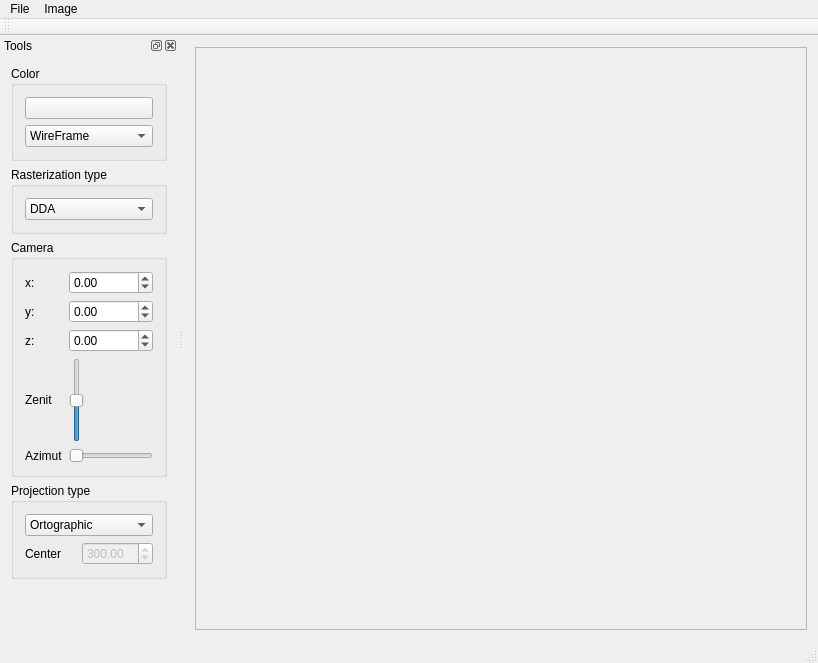
TimurKr/DigitalElevationModel, file src/ThreeDViewer.ui: the form before one commit.
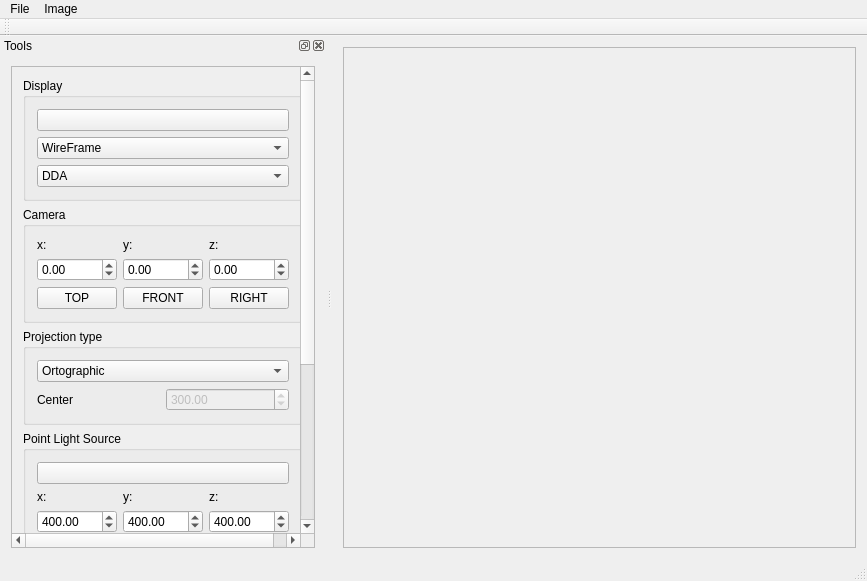
The form after the commit.

Commit message: Light calculations by sides works

Patch:
```diff
--- a/src/ThreeDViewer.ui
+++ b/src/ThreeDViewer.ui
@@ -6,8 +6,8 @@
    <rect>
     <x>0</x>
     <y>0</y>
-    <width>818</width>
-    <height>663</height>
+    <width>867</width>
+    <height>581</height>
    </rect>
   </property>
   <property name="windowTitle">
@@ -25,8 +25,8 @@
         <rect>
          <x>0</x>
          <y>0</y>
-         <width>610</width>
-         <height>573</height>
+         <width>507</width>
+         <height>491</height>
         </rect>
        </property>
       </widget>
@@ -39,7 +39,7 @@
     <rect>
      <x>0</x>
      <y>0</y>
-     <width>818</width>
+     <width>867</width>
      <height>24</height>
     </rect>
    </property>
@@ -80,9 +80,24 @@
    <widget class="QWidget" name="dockWidgetContents">
     <layout class="QVBoxLayout" name="verticalLayout">
      <item>
-      <widget class="QGroupBox" name="groupBox">
+      <widget class="QScrollArea" name="scrollArea_2">
+       <property name="widgetResizable">
+        <bool>true</bool>
+       </property>
+       <widget class="QWidget" name="scrollAreaWidgetContents_2">
+        <property name="geometry">
+         <rect>
+          <x>0</x>
+          <y>-335</y>
+          <width>307</width>
+          <height>804</height>
+         </rect>
+        </property>
+        <layout class="QVBoxLayout" name="verticalLayout_3">
+         <item>
+          <widget class="QGroupBox" name="DISPLAY">
        <property name="title">
-        <string>Color</string>
+            <string>Display</string>
        </property>
        <layout class="QVBoxLayout" name="verticalLayout_2">
         <item>
@@ -92,6 +107,19 @@
           </property>
          </widget>
         </item>
+            <item>
+             <spacer name="verticalSpacer_2">
+              <property name="orientation">
+               <enum>Qt::Vertical</enum>
+              </property>
+              <property name="sizeHint" stdset="0">
+               <size>
+                <width>20</width>
+                <height>40</height>
+               </size>
+              </property>
+             </spacer>
+            </item>
         <item>
          <widget class="QComboBox" name="coloring_type">
           <item>
@@ -111,16 +139,7 @@
           </item>
          </widget>
         </item>
-       </layout>
-      </widget>
-     </item>
      <item>
-      <widget class="QGroupBox" name="groupBox_2">
-       <property name="title">
-        <string>Rasterization type</string>
-       </property>
-       <layout class="QGridLayout" name="gridLayout">
-        <item row="0" column="0" colspan="2">
          <widget class="QComboBox" name="alg_type">
           <item>
            <property name="text">
@@ -138,51 +157,15 @@
       </widget>
      </item>
      <item>
-      <widget class="QGroupBox" name="groupBox_3">
+          <widget class="QGroupBox" name="CAMERA">
        <property name="title">
         <string>Camera</string>
        </property>
        <layout class="QGridLayout" name="gridLayout_2">
-        <item row="4" column="1">
-         <widget class="QSlider" name="camera_azimuth">
-          <property name="cursor">
-           <cursorShape>PointingHandCursor</cursorShape>
-          </property>
-          <property name="maximum">
-           <number>360</number>
-          </property>
-          <property name="singleStep">
-           <number>1</number>
-          </property>
-          <property name="value">
-           <number>0</number>
-          </property>
-          <property name="orientation">
-           <enum>Qt::Horizontal</enum>
-          </property>
-         </widget>
-        </item>
-        <item row="3" column="0">
-         <widget class="QLabel" name="label">
+            <item row="3" column="1">
+             <widget class="QPushButton" name="camera_front">
           <property name="text">
-           <string>Zenit</string>
-          </property>
-         </widget>
-        </item>
-        <item row="4" column="0">
-         <widget class="QLabel" name="label_2">
-          <property name="text">
-           <string>Azimut</string>
-          </property>
-         </widget>
-        </item>
-        <item row="0" column="1">
-         <widget class="QDoubleSpinBox" name="camera_x">
-          <property name="minimum">
-           <double>-1000.000000000000000</double>
-          </property>
-          <property name="maximum">
-           <double>1000.000000000000000</double>
+               <string>FRONT</string>
           </property>
          </widget>
         </item>
@@ -196,41 +179,6 @@
           </property>
          </widget>
         </item>
-        <item row="3" column="1">
-         <widget class="QSlider" name="camera_zenit">
-          <property name="cursor">
-           <cursorShape>PointingHandCursor</cursorShape>
-          </property>
-          <property name="mouseTracking">
-           <bool>false</bool>
-          </property>
-          <property name="tabletTracking">
-           <bool>false</bool>
-          </property>
-          <property name="minimum">
-           <number>-90</number>
-          </property>
-          <property name="maximum">
-           <number>90</number>
-          </property>
-          <property name="tracking">
-           <bool>true</bool>
-          </property>
-          <property name="orientation">
-           <enum>Qt::Vertical</enum>
-          </property>
-         </widget>
-        </item>
-        <item row="2" column="1">
-         <widget class="QDoubleSpinBox" name="camera_z">
-          <property name="minimum">
-           <double>-1000.000000000000000</double>
-          </property>
-          <property name="maximum">
-           <double>1000.000000000000000</double>
-          </property>
-         </widget>
-        </item>
         <item row="0" column="0">
          <widget class="QLabel" name="label_3">
           <property name="text">
@@ -238,25 +186,59 @@
           </property>
          </widget>
         </item>
+            <item row="3" column="0">
+             <widget class="QPushButton" name="camera_top">
+              <property name="text">
+               <string>TOP</string>
+              </property>
+             </widget>
+            </item>
+            <item row="3" column="2">
+             <widget class="QPushButton" name="camera_right">
+              <property name="text">
+               <string>RIGHT</string>
+              </property>
+             </widget>
+            </item>
         <item row="1" column="0">
+             <widget class="QDoubleSpinBox" name="camera_x">
+              <property name="minimum">
+               <double>-1000.000000000000000</double>
+              </property>
+              <property name="maximum">
+               <double>1000.000000000000000</double>
+              </property>
+             </widget>
+            </item>
+            <item row="0" column="1">
          <widget class="QLabel" name="label_4">
           <property name="text">
            <string>y:</string>
           </property>
          </widget>
         </item>
-        <item row="2" column="0">
+            <item row="0" column="2">
          <widget class="QLabel" name="label_5">
           <property name="text">
            <string>z:</string>
           </property>
          </widget>
         </item>
+            <item row="1" column="2">
+             <widget class="QDoubleSpinBox" name="camera_z">
+              <property name="minimum">
+               <double>-1000.000000000000000</double>
+              </property>
+              <property name="maximum">
+               <double>1000.000000000000000</double>
+              </property>
+             </widget>
+            </item>
        </layout>
       </widget>
      </item>
      <item>
-      <widget class="QGroupBox" name="groupBox_4">
+          <widget class="QGroupBox" name="PROJECTIONS">
        <property name="title">
         <string>Projection type</string>
        </property>
@@ -301,6 +283,289 @@
        </layout>
       </widget>
      </item>
+         <item>
+          <widget class="QGroupBox" name="LIGHT_SOURCE">
+           <property name="title">
+            <string>Point Light Source</string>
+           </property>
+           <layout class="QGridLayout" name="gridLayout_4">
+            <item row="2" column="2">
+             <widget class="QDoubleSpinBox" name="light_z">
+              <property name="minimum">
+               <double>-1000.000000000000000</double>
+              </property>
+              <property name="maximum">
+               <double>1000.000000000000000</double>
+              </property>
+              <property name="value">
+               <double>400.000000000000000</double>
+              </property>
+             </widget>
+            </item>
+            <item row="2" column="1">
+             <widget class="QDoubleSpinBox" name="light_y">
+              <property name="minimum">
+               <double>-1000.000000000000000</double>
+              </property>
+              <property name="maximum">
+               <double>1000.000000000000000</double>
+              </property>
+              <property name="value">
+               <double>400.000000000000000</double>
+              </property>
+             </widget>
+            </item>
+            <item row="3" column="1" colspan="2">
+             <widget class="QSlider" name="light_intensity">
+              <property name="maximum">
+               <number>100</number>
+              </property>
+              <property name="value">
+               <number>50</number>
+              </property>
+              <property name="orientation">
+               <enum>Qt::Horizontal</enum>
+              </property>
+             </widget>
+            </item>
+            <item row="0" column="0" colspan="3">
+             <widget class="QPushButton" name="light_color">
+              <property name="text">
+               <string/>
+              </property>
+             </widget>
+            </item>
+            <item row="1" column="2">
+             <widget class="QLabel" name="label_7">
+              <property name="text">
+               <string>z:</string>
+              </property>
+             </widget>
+            </item>
+            <item row="1" column="0">
+             <widget class="QLabel" name="label">
+              <property name="text">
+               <string>x:</string>
+              </property>
+             </widget>
+            </item>
+            <item row="1" column="1">
+             <widget class="QLabel" name="label_2">
+              <property name="text">
+               <string>y:</string>
+              </property>
+             </widget>
+            </item>
+            <item row="3" column="0">
+             <widget class="QLabel" name="label_8">
+              <property name="text">
+               <string>Intensity</string>
+              </property>
+             </widget>
+            </item>
+            <item row="2" column="0">
+             <widget class="QDoubleSpinBox" name="light_x">
+              <property name="minimum">
+               <double>-1000.000000000000000</double>
+              </property>
+              <property name="maximum">
+               <double>1000.000000000000000</double>
+              </property>
+              <property name="value">
+               <double>400.000000000000000</double>
+              </property>
+             </widget>
+            </item>
+           </layout>
+          </widget>
+         </item>
+         <item>
+          <widget class="QGroupBox" name="groupBox">
+           <property name="title">
+            <string>Phong light model</string>
+           </property>
+           <layout class="QGridLayout" name="gridLayout">
+            <item row="1" column="2">
+             <widget class="QSpinBox" name="diffuse_red">
+              <property name="maximum">
+               <number>255</number>
+              </property>
+              <property name="value">
+               <number>127</number>
+              </property>
+             </widget>
+            </item>
+            <item row="3" column="1">
+             <widget class="QSpinBox" name="ambient_blue">
+              <property name="maximum">
+               <number>255</number>
+              </property>
+              <property name="value">
+               <number>127</number>
+              </property>
+             </widget>
+            </item>
+            <item row="0" column="3">
+             <widget class="QLabel" name="label_14">
+              <property name="text">
+               <string>Mirror</string>
+              </property>
+             </widget>
+            </item>
+            <item row="2" column="0">
+             <widget class="QLabel" name="label_11">
+              <property name="text">
+               <string>Green</string>
+              </property>
+             </widget>
+            </item>
+            <item row="3" column="0">
+             <widget class="QLabel" name="label_10">
+              <property name="text">
+               <string>Blue</string>
+              </property>
+             </widget>
+            </item>
+            <item row="6" column="2" colspan="2">
+             <widget class="QPushButton" name="ambient_color">
+              <property name="text">
+               <string/>
+              </property>
+             </widget>
+            </item>
+            <item row="1" column="0">
+             <widget class="QLabel" name="label_12">
+              <property name="text">
+               <string>Red</string>
+              </property>
+             </widget>
+            </item>
+            <item row="4" column="0" colspan="2">
+             <widget class="QLabel" name="label_15">
+              <property name="layoutDirection">
+               <enum>Qt::LeftToRight</enum>
+              </property>
+              <property name="text">
+               <string>Mirror sharpness</string>
+              </property>
+              <property name="alignment">
+               <set>Qt::AlignRight|Qt::AlignTrailing|Qt::AlignVCenter</set>
+              </property>
+             </widget>
+            </item>
+            <item row="2" column="3">
+             <widget class="QSpinBox" name="mirror_green">
+              <property name="maximum">
+               <number>255</number>
+              </property>
+              <property name="value">
+               <number>127</number>
+              </property>
+             </widget>
+            </item>
+            <item row="4" column="2" colspan="2">
+             <widget class="QDoubleSpinBox" name="mirror_sharpness">
+              <property name="minimum">
+               <double>1.000000000000000</double>
+              </property>
+              <property name="maximum">
+               <double>10.000000000000000</double>
+              </property>
+              <property name="singleStep">
+               <double>0.100000000000000</double>
+              </property>
+              <property name="value">
+               <double>1.000000000000000</double>
+              </property>
+             </widget>
+            </item>
+            <item row="3" column="2">
+             <widget class="QSpinBox" name="diffuse_blue">
+              <property name="maximum">
+               <number>255</number>
+              </property>
+              <property name="value">
+               <number>127</number>
+              </property>
+             </widget>
+            </item>
+            <item row="3" column="3">
+             <widget class="QSpinBox" name="mirror_blue">
+              <property name="maximum">
+               <number>255</number>
+              </property>
+              <property name="value">
+               <number>127</number>
+              </property>
+             </widget>
+            </item>
+            <item row="1" column="3">
+             <widget class="QSpinBox" name="mirror_red">
+              <property name="maximum">
+               <number>255</number>
+              </property>
+              <property name="value">
+               <number>127</number>
+              </property>
+             </widget>
+            </item>
+            <item row="2" column="1">
+             <widget class="QSpinBox" name="ambient_green">
+              <property name="maximum">
+               <number>255</number>
+              </property>
+              <property name="value">
+               <number>127</number>
+              </property>
+             </widget>
+            </item>
+            <item row="0" column="2">
+             <widget class="QLabel" name="label_13">
+              <property name="text">
+               <string>Diffuse</string>
+              </property>
+             </widget>
+            </item>
+            <item row="1" column="1">
+             <widget class="QSpinBox" name="ambient_red">
+              <property name="maximum">
+               <number>255</number>
+              </property>
+              <property name="value">
+               <number>127</number>
+              </property>
+             </widget>
+            </item>
+            <item row="0" column="1">
+             <widget class="QLabel" name="label_9">
+              <property name="text">
+               <string>Ambient</string>
+              </property>
+             </widget>
+            </item>
+            <item row="2" column="2">
+             <widget class="QSpinBox" name="diffuse_green">
+              <property name="maximum">
+               <number>255</number>
+              </property>
+              <property name="value">
+               <number>127</number>
+              </property>
+             </widget>
+            </item>
+            <item row="6" column="0" colspan="2">
+             <widget class="QLabel" name="label_16">
+              <property name="text">
+               <string>Ambient color</string>
+              </property>
+              <property name="alignment">
+               <set>Qt::AlignRight|Qt::AlignTrailing|Qt::AlignVCenter</set>
+              </property>
+             </widget>
+            </item>
+           </layout>
+          </widget>
+         </item>
      <item>
       <spacer name="verticalSpacer">
        <property name="orientation">
@@ -313,6 +578,10 @@
         </size>
        </property>
       </spacer>
+         </item>
+        </layout>
+       </widget>
+      </widget>
      </item>
     </layout>
    </widget>
```
Lines whose indentation alone changed are shown as unchanged. The commit also changes 6 other files.
